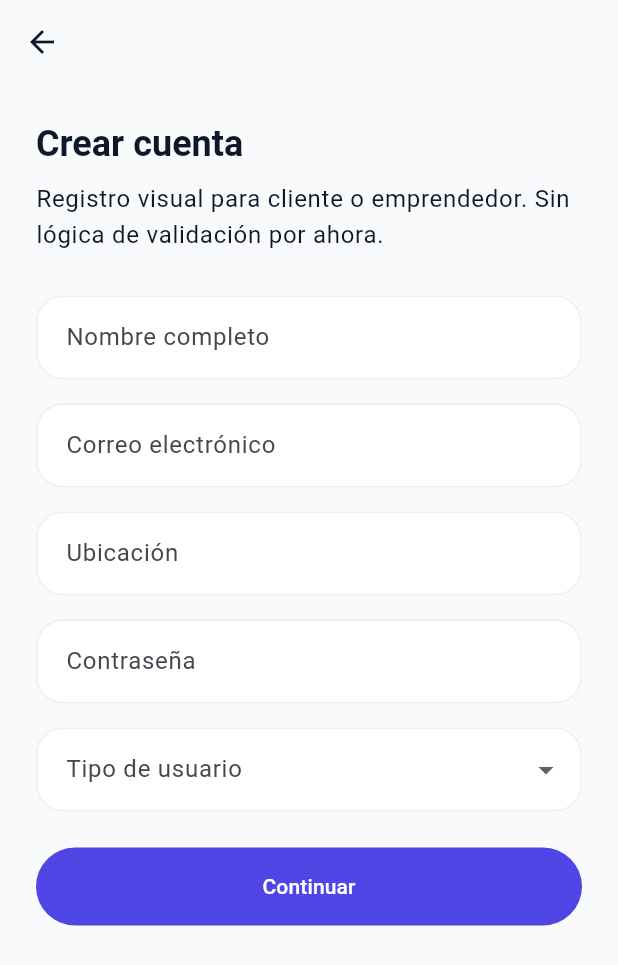
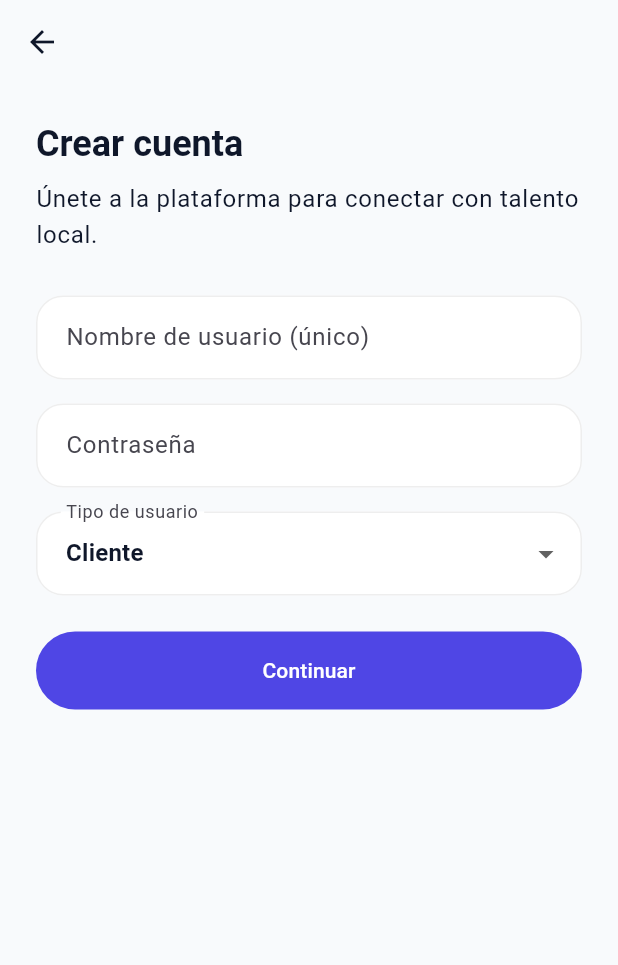
Before and after one commit to BryanLizcano/parciall, a Flutter app: the screen it shows after launch, after a tap on "Crear cuenta", on a phone screen of 412 x 824 dp. Shown: the top 965 px of the screen. Run offline on Flutter 3.47's test engine with Material 3 defaults, Android fonts, the light colour scheme and no system bars; our stand-ins replace flutter_secure_storage, get_it; network calls fail.

Commit message:
feat: implement authentication provider and repository with login and registration functionality

```diff
--- /dev/null
+++ b/lib/injection.dart
@@ -0,0 +1,26 @@
+import 'package:get_it/get_it.dart';
+import 'package:flutter_secure_storage/flutter_secure_storage.dart';
+
+import 'domain/repositories/auth_repository.dart';
+import 'infrastructure/repositories/auth_repository_impl.dart';
+import 'application/providers/auth_provider.dart';
+
+final sl = GetIt.instance; // sl = Service Locator
+
+Future<void> initInjection() async {
+  // 1. External (Paquetes de terceros)
+  sl.registerLazySingleton(() => const FlutterSecureStorage());
+
+  // 2. Repositories
+  // Cuando pidamos un AuthRepository, GetIt nos dará la implementación concreta
+  sl.registerLazySingleton<AuthRepository>(
+        () => AuthRepositoryImpl(storage: sl()),
+  );
+
+  // 3. Providers (Application / State Management)
+  // Usamos un Factory para los Providers si queremos que se cree una nueva instancia al pedirla,
+  // pero para Auth suele ser útil un Singleton para mantener el estado global.
+  sl.registerFactory(
+        () => AuthProvider(authRepository: sl()),
+  );
+}
--- a/lib/main.dart
+++ b/lib/main.dart
@@ -1,6 +1,24 @@
 import 'package:flutter/material.dart';
+import 'package:provider/provider.dart';
 import 'app.dart';
+import 'injection.dart';
+import 'application/providers/auth_provider.dart';
 
-void main() {
-  runApp(const EmprendeApp());
+void main() async {
+  WidgetsFlutterBinding.ensureInitialized();
+
+  // 1. Inicializamos GetIt
+  await initInjection();
+
+  // 2. Envolvemos la app con MultiProvider (preparándonos para futuros providers)
+  runApp(
+    MultiProvider(
+      providers: [
+        ChangeNotifierProvider(
+          create: (_) => sl<AuthProvider>()..checkAuthStatus(), // Verificamos sesión al iniciar
+        ),
+      ],
+      child: const EmprendeApp(),
+    ),
+  );
 }
--- a/lib/ui/screens/auth/register_screen.dart
+++ b/lib/ui/screens/auth/register_screen.dart
@@ -1,14 +1,54 @@
 import 'package:flutter/material.dart';
-
+import 'package:provider/provider.dart';
+import '../../../application/providers/auth_provider.dart';
+import '../../../domain/model/role.dart';
 import '../home/home_screen.dart';
 
-class RegisterScreen extends StatelessWidget {
+class RegisterScreen extends StatefulWidget {
   static const routeName = '/register';
 
   const RegisterScreen({super.key});
 
   @override
+  State<RegisterScreen> createState() => _RegisterScreenState();
+}
+
+class _RegisterScreenState extends State<RegisterScreen> {
+  final _usernameController = TextEditingController();
+  final _passwordController = TextEditingController();
+  Role _selectedRole = Role.client;
+
+  @override
+  void dispose() {
+    _usernameController.dispose();
+    _passwordController.dispose();
+    super.dispose();
+  }
+
+  Future<void> _handleRegister() async {
+    final provider = context.read<AuthProvider>();
+
+    final success = await provider.register(
+      _usernameController.text.trim(),
+      _passwordController.text,
+      _selectedRole,
+    );
+
+    if (!mounted) return;
+
+    if (success) {
+      Navigator.pushReplacementNamed(context, HomeScreen.routeName);
+    } else {
+      ScaffoldMessenger.of(context).showSnackBar(
+        SnackBar(content: Text(provider.errorMessage ?? 'Error desconocido')),
+      );
+    }
+  }
+
+  @override
   Widget build(BuildContext context) {
+    final isLoading = context.watch<AuthProvider>().isLoading;
+
     return Scaffold(
       appBar: AppBar(),
       body: SingleChildScrollView(
@@ -19,32 +59,44 @@ class RegisterScreen extends StatelessWidget {
             Text('Crear cuenta', style: Theme.of(context).textTheme.headlineMedium),
             const SizedBox(height: 10),
             Text(
-              'Registro visual para cliente o emprendedor. Sin lógica de validación por ahora.',
+              'Únete a la plataforma para conectar con talento local.',
               style: Theme.of(context).textTheme.bodyLarge,
             ),
             const SizedBox(height: 28),
-            const TextField(decoration: InputDecoration(labelText: 'Nombre completo')),
+            // NOTA: Quité los campos de Nombre y Ubicación porque HU-01 no los contempla en el DTO inicial.
+            TextField(
+              controller: _usernameController,
+              decoration: const InputDecoration(labelText: 'Nombre de usuario (único)'),
+            ),
             const SizedBox(height: 16),
-            const TextField(decoration: InputDecoration(labelText: 'Correo electrónico')),
+            TextField(
+              controller: _passwordController,
+              obscureText: true,
+              decoration: const InputDecoration(labelText: 'Contraseña'),
+            ),
             const SizedBox(height: 16),
-            const TextField(decoration: InputDecoration(labelText: 'Ubicación')),
-            const SizedBox(height: 16),
-            const TextField(obscureText: true, decoration: InputDecoration(labelText: 'Contraseña')),
-            const SizedBox(height: 16),
-            DropdownButtonFormField<String>(
+            DropdownButtonFormField<Role>(
+              initialValue: _selectedRole,
               items: const [
-                DropdownMenuItem(value: 'Cliente', child: Text('Cliente')),
-                DropdownMenuItem(value: 'Emprendedor', child: Text('Emprendedor')),
+                DropdownMenuItem(value: Role.client, child: Text('Cliente')),
+                DropdownMenuItem(value: Role.entrepreneur, child: Text('Emprendedor')),
               ],
-              onChanged: (_) {},
+              onChanged: (role) {
+                if (role != null) setState(() => _selectedRole = role);
+              },
               decoration: const InputDecoration(labelText: 'Tipo de usuario'),
             ),
             const SizedBox(height: 24),
             SizedBox(
               width: double.infinity,
               child: FilledButton(
-                onPressed: () => Navigator.pushReplacementNamed(context, HomeScreen.routeName),
-                child: const Padding(padding: EdgeInsets.symmetric(vertical: 16), child: Text('Continuar')),
+                onPressed: isLoading ? null : _handleRegister,
+                child: Padding(
+                  padding: const EdgeInsets.symmetric(vertical: 16),
+                  child: isLoading
+                      ? const SizedBox(height: 20, width: 20, child: CircularProgressIndicator(strokeWidth: 2, color: Colors.white))
+                      : const Text('Continuar'),
+                ),
               ),
             ),
           ],
--- a/pubspec.yaml
+++ b/pubspec.yaml
@@ -34,6 +34,10 @@ dependencies:
   # The following adds the Cupertino Icons font to your application.
   # Use with the CupertinoIcons class for iOS style icons.
   cupertino_icons: ^1.0.8
+  http: ^1.6.0
+  flutter_secure_storage: ^10.2.0
+  provider: ^6.1.2
+  get_it: ^7.7.0
 
 dev_dependencies:
   flutter_test:
```
Also changed, not shown: lib/application/providers/auth_provider.dart (added, +76 -0 lines), lib/data/dto/auth_request_dto.dart (added, +35 -0 lines), lib/data/dto/auth_response_dto.dart (added, +35 -0 lines), lib/infrastructure/repositories/auth_repository_impl.dart (added, +89 -0 lines), lib/ui/screens/auth/login_screen.dart (+56 -15 lines), pubspec.lock, 3 other files.
